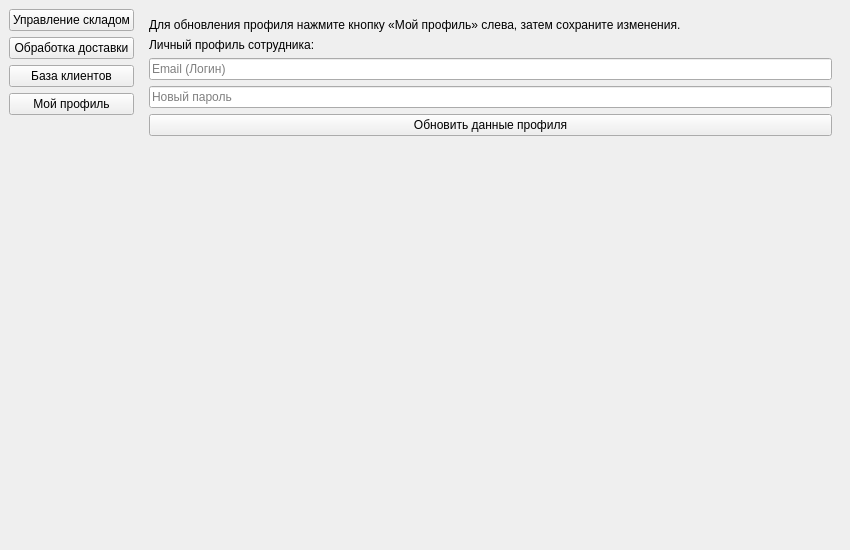
alexxxandra031/Online-Shop, file client/managerwindow.ui: the form before one commit.
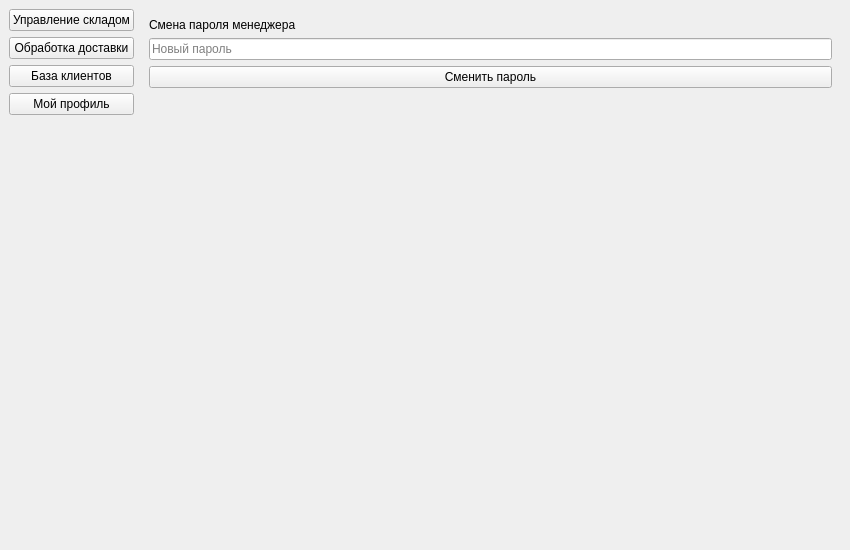
The form after the commit. The open tabs and pages were chosen to show the change.

Diff of the .ui file:
```diff
--- a/client/managerwindow.ui
+++ b/client/managerwindow.ui
@@ -119,27 +119,21 @@
         <item>
          <widget class="QLabel" name="lblInfoProfile">
           <property name="text">
-           <string>Для обновления профиля нажмите кнопку «Мой профиль» слева, затем сохраните изменения.</string>
+           <string>Смена пароля менеджера</string>
           </property>
           <property name="wordWrap"><bool>true</bool></property>
          </widget>
         </item>
         <item>
-         <widget class="QLabel" name="lblProf"><property name="text"><string>Личный профиль сотрудника:</string></property></widget>
-        </item>
-        <item>
-         <widget class="QLineEdit" name="lineEmail">
-          <property name="placeholderText"><string>Email (Логин)</string></property>
-         </widget>
-        </item>
-        <item>
-         <widget class="QLineEdit" name="linePassword">
+         <widget class="QLineEdit" name="lineNewPassword">
           <property name="placeholderText"><string>Новый пароль</string></property>
           <property name="echoMode"><enum>QLineEdit::Password</enum></property>
          </widget>
         </item>
         <item>
-         <widget class="QPushButton" name="btnSaveProfile"><property name="text"><string>Обновить данные профиля</string></property></widget>
+         <widget class="QPushButton" name="btnChangePassword">
+          <property name="text"><string>Сменить пароль</string></property>
+         </widget>
         </item>
         <item>
          <spacer name="profSpacer">
```
Left out of the diff: 4 changed lines with no effect on the pictures.
